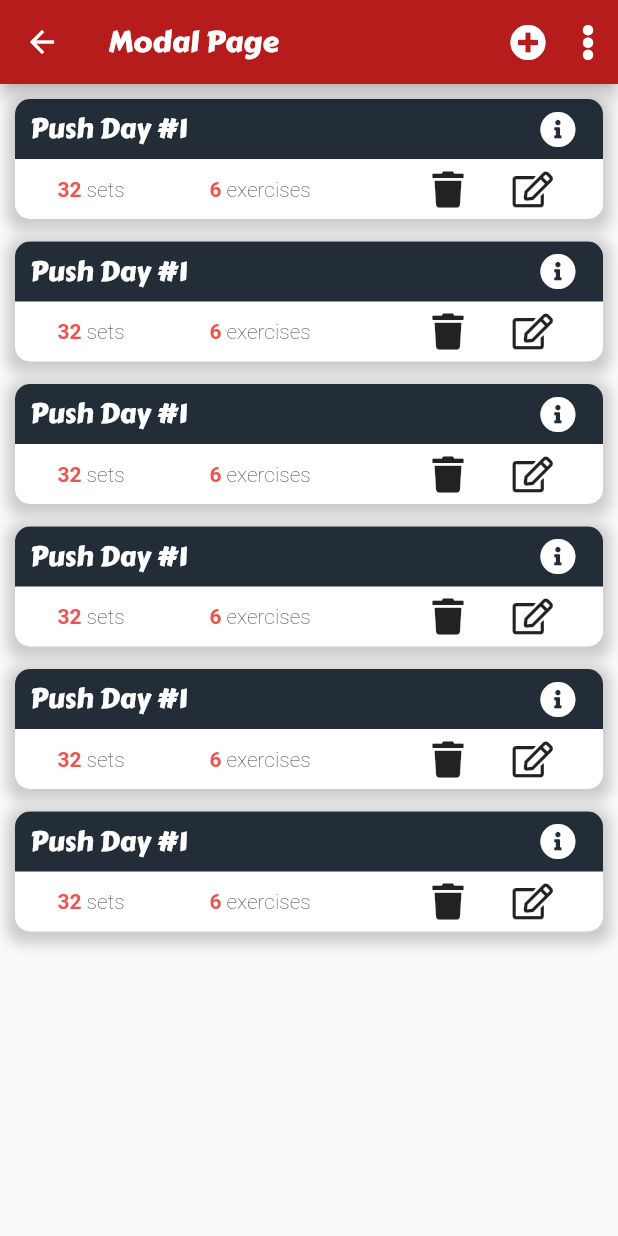
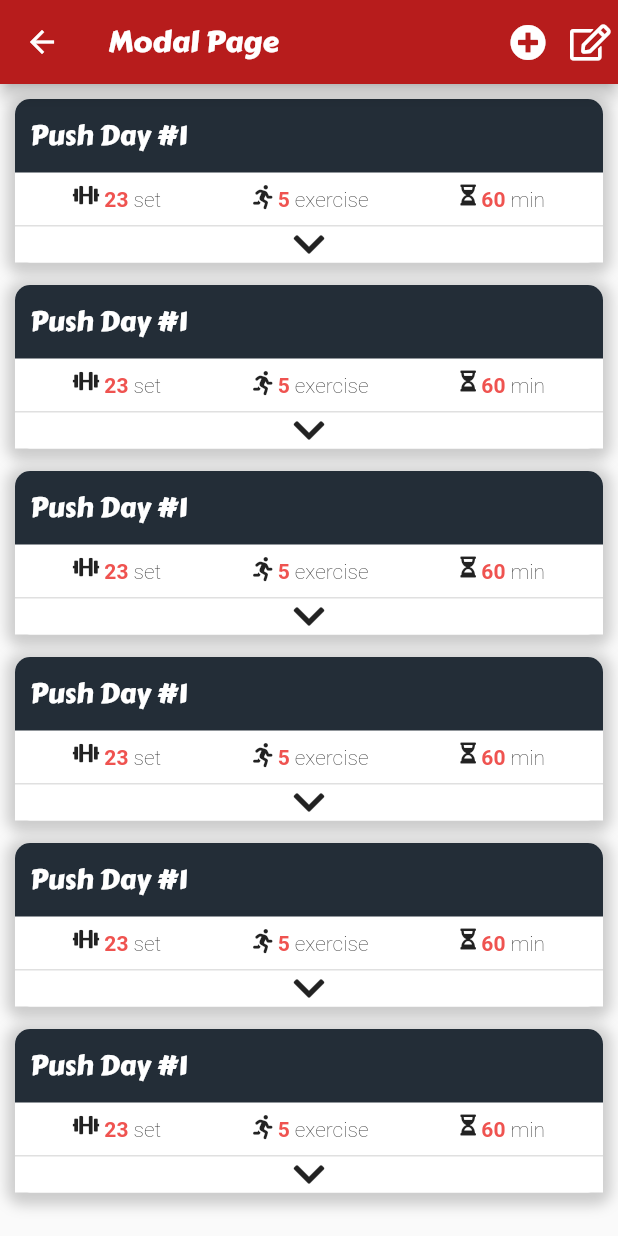
Before and after one commit to mcuv3/Tracktion, a Flutter app: the RoutinesScreen screen opened by its route, on a phone screen of 412 x 824 dp. Run offline on Flutter 3.47's test engine with Material 2 defaults, Android fonts, the phone set to English and light mode, and no system bars; our stand-ins replace bloc, connectivity, fl_chart, flutter_bloc, flutter_svg, font_awesome_flutter and 4 more; missing offline and left inert: flutter_clean_calendar, flutter_cupertino_date_picker; accounts and stored records are empty; generated files the repository leaves out were written again.

Commit message:
ui for routines and sets

```diff
--- a/lib/models/tables/Routines.dart
+++ b/lib/models/tables/Routines.dart
@@ -1,8 +1,8 @@
 import 'package:moor/moor.dart';
 import 'package:moor_flutter/moor_flutter.dart';
 
-enum CopyMethod { Previus, Smart, Manual }
-enum Level { Pro,Advance, Normal, Beginner }
+enum CopyMethod { Previus, Static, Smart, Percentage }
+enum Level { Pro, Advance, Normal, Beginner }
 
 class RoutineGroup extends Table {
   IntColumn get id => integer().autoIncrement()();
@@ -17,6 +17,7 @@ class Routine extends Table {
   IntColumn get groupId =>
       integer().customConstraint("NOT NULL REFERENCES grouproutines (id)")();
   TextColumn get name => text()();
+  IntColumn get duration => integer()();
   TextColumn get notes =>
       text().withLength(max: 155).withDefault(const Constant(""))();
 }
@@ -28,7 +29,8 @@ class RoutineSet extends Table {
       integer().customConstraint("NOT NULL REFERENCES exercises (id)")();
   IntColumn get routineId =>
       integer().customConstraint("NOT NULL REFERENCES routines (id)")();
-  IntColumn get reps => integer()();
+  IntColumn get series => integer().withDefault(const Constant(3))();
+  RealColumn get repmax => real().nullable()();
   IntColumn get copyMethod => intEnum<CopyMethod>()();
   IntColumn get targetRpe => integer()();
   TextColumn get notes =>
--- a/lib/screens/routine/routines-screen.dart
+++ b/lib/screens/routine/routines-screen.dart
@@ -2,6 +2,23 @@ import 'package:flutter/cupertino.dart';
 import 'package:flutter/material.dart';
 import 'package:font_awesome_flutter/font_awesome_flutter.dart';
 import 'package:tracktion/widgets/items/RoutineItem.dart';
+
+class RoutinesService extends InheritedWidget {
+  RoutinesService({Key key, this.child, this.editMode})
+      : super(key: key, child: child);
+
+  final Widget child;
+  final bool editMode;
+
+  static RoutinesService of(BuildContext context) {
+    return context.dependOnInheritedWidgetOfExactType<RoutinesService>();
+  }
+
+  @override
+  bool updateShouldNotify(RoutinesService oldWidget) {
+    return true;
+  }
+}
 
 class RoutinesScreen extends StatefulWidget {
   static const routeName = "/----";
@@ -13,14 +30,13 @@ class RoutinesScreen extends StatefulWidget {
 }
 
 class _RoutinesScreenState extends State<RoutinesScreen> {
-  @override
-  void initState() {
-    super.initState();
-  }
+  var editMode = false;
 
   @override
   Widget build(BuildContext rootContext) {
-    return Scaffold(
+    return RoutinesService(
+      editMode: editMode,
+      child: Scaffold(
         appBar: AppBar(
           title: Text('Modal Page'),
           actions: [
@@ -30,8 +46,12 @@ class _RoutinesScreenState extends State<RoutinesScreen> {
                 onPressed: () {}),
             IconButton(
                 visualDensity: VisualDensity.compact,
-              icon: FaIcon(FontAwesomeIcons.ellipsisV),
-              onPressed: () {}),
+                icon: FaIcon(FontAwesomeIcons.edit),
+                onPressed: () {
+                  setState(() {
+                    editMode = !editMode;
+                  });
+                }),
           ],
         ),
         body: SafeArea(
@@ -39,13 +59,17 @@ class _RoutinesScreenState extends State<RoutinesScreen> {
           child: Container(
             margin: EdgeInsets.all(10),
             child: ListView.separated(
-              itemBuilder: (context, i) => RoutineItem(),
+                itemBuilder: (context, i) => RoutineItem(
+                      key: Key(i.toString()),
+                      onTap: () {},
+                    ),
                 separatorBuilder: (context, i) => SizedBox(
                       height: 15,
                     ),
                 itemCount: 6),
           ),
         ),
+      ),
     );
   }
 }
--- a/lib/widgets/items/RoutineItem.dart
+++ b/lib/widgets/items/RoutineItem.dart
@@ -1,10 +1,38 @@
 import 'package:flutter/material.dart';
 import 'package:font_awesome_flutter/font_awesome_flutter.dart';
 import 'package:tracktion/colors/custom_colors.dart';
+import 'package:tracktion/models/tables/Routines.dart';
+import 'package:tracktion/screens/routine/routines-screen.dart';
+import 'package:tracktion/widgets/ui/IconDetail.dart';
 
-class RoutineItem extends StatelessWidget {
+class RoutineItem extends StatefulWidget {
   final Function onTap;
-  RoutineItem({this.onTap});
+  final Key key;
+  RoutineItem({@required this.key, @required this.onTap});
+
+  @override
+  _RoutineItemState createState() => _RoutineItemState();
+}
+
+class _RoutineItemState extends State<RoutineItem>
+    with TickerProviderStateMixin {
+  var isExpanded = false;
+
+  List<RoutineSet> sets = [
+    RoutineSet(),
+    RoutineSet(),
+    RoutineSet(),
+    RoutineSet(),
+    RoutineSet(),
+    RoutineSet(),
+    RoutineSet(),
+  ];
+
+  void expand() {
+    setState(() {
+      isExpanded = !isExpanded;
+    });
+  }
 
   @override
   Widget build(BuildContext context) {
@@ -24,13 +52,173 @@ class RoutineItem extends StatelessWidget {
       ),
       child: Column(
         children: [
-          Container(
+          RoutineHeader(
+            onNotes: () => expand(),
+          ),
+          RoutineDetails(),
+          if (isExpanded)
+            Divider(
+              thickness: 1,
+              height: 1,
+            ),
+          AnimatedSize(
+              key: widget.key,
+              duration: Duration(milliseconds: 400),
+              curve: Curves.easeOut,
+              vsync: this,
+              child: Container(
+                height: isExpanded ? ((sets.length) * 70.0) : null,
+                width: double.infinity,
+                child: Column(
+                  children: [
+                    if (isExpanded)
+                      Expanded(
+                          child: SetsRoutineItem(
+                        sets: sets,
+                      )),
+                    Material(
+                        color: Colors.white,
+                        child: Column(
+                          children: [
+                            Divider(
+                              thickness: 1,
+                              height: 1,
+                            ),
+                            InkWell(
+                              onTap: expand,
+                              highlightColor: Colors.white,
+                              child: Center(
+                                child: FaIcon(
+                                  isExpanded
+                                      ? FontAwesomeIcons.chevronUp
+                                      : FontAwesomeIcons.chevronDown,
+                                ),
+                              ),
+                            ),
+                          ],
+                        )),
+                  ],
+                ),
+              ))
+        ],
+      ),
+    );
+  }
+}
+
+class SetsRoutineItem extends StatelessWidget {
+  final List<RoutineSet> sets;
+
+  const SetsRoutineItem({
+    this.sets,
+    Key key,
+  }) : super(key: key);
+
+  @override
+  Widget build(BuildContext context) {
+    final editMode = RoutinesService.of(context).editMode;
+    return sets.length == 0
+        ? Center(child: Text("No sets added"))
+        : ListView(
+            shrinkWrap: true,
+            physics: ClampingScrollPhysics(),
+            children: ListTile.divideTiles(
+                color: Colors.red,
+                context: context,
+                tiles: sets.map((e) => ListTile(
+                    visualDensity: VisualDensity.compact,
+                    leading: FaIcon(FontAwesomeIcons.dumbbell,
+                        color: Theme.of(context).colorScheme.analysisLight),
+                    title: Text("Deadlift"),
+                    subtitle: Text("Type: Smart - RPE:8"),
+                    trailing: AnimatedOpacity(
+                      opacity: editMode ? 1.0 : 0.0,
+                      duration: Duration(milliseconds: 400),
+                      child: Container(
+                        width: 50,
+                        child: Row(
+                          children: [
+                            IconButton(
+                                icon: FaIcon(FontAwesomeIcons.times,
+                                    color: Theme.of(context)
+                                        .colorScheme
+                                        .routinesLight),
+                                onPressed: editMode ? () {} : null)
+                          ],
+                        ),
+                      ),
+                    )))).toList());
+  }
+}
+
+class SetRoutineItem extends StatelessWidget {
+  const SetRoutineItem({
+    Key key,
+  }) : super(key: key);
+
+  @override
+  Widget build(BuildContext context) {
+    return Text("Set 1");
+  }
+}
+
+class RoutineDetails extends StatelessWidget {
+  const RoutineDetails({
+    Key key,
+  }) : super(key: key);
+
+  @override
+  Widget build(BuildContext context) {
+    return Padding(
+      padding: const EdgeInsets.all(8.0),
+      child: Row(
+        mainAxisAlignment: MainAxisAlignment.spaceAround,
+        children: <Widget>[
+          IconDetail(
+            icon: FaIcon(
+              FontAwesomeIcons.dumbbell,
+              size: 14,
+            ),
+            lead: "23",
+            secondary: "set",
+          ),
+          IconDetail(
+            icon: FaIcon(
+              FontAwesomeIcons.running,
+              size: 16,
+            ),
+            lead: "5",
+            secondary: "exercise",
+          ),
+          IconDetail(
+            icon: FaIcon(
+              FontAwesomeIcons.hourglassHalf,
+              size: 14,
+            ),
+            lead: "60",
+            secondary: "min",
+          ),
+        ],
+      ),
+    );
+  }
+}
+
+class RoutineHeader extends StatelessWidget {
+  final Function() onNotes;
+
+  const RoutineHeader({Key key, this.onNotes}) : super(key: key);
+
+  @override
+  Widget build(BuildContext context) {
+    final editMode = RoutinesService.of(context).editMode;
+    return Container(
       decoration: BoxDecoration(
         borderRadius: BorderRadius.only(
             topLeft: Radius.circular(10), topRight: Radius.circular(10)),
         color: Theme.of(context).colorScheme.analysis,
       ),
-            padding: EdgeInsets.symmetric(horizontal: 10, vertical: 0),
+      padding: EdgeInsets.symmetric(horizontal: 10, vertical: 2),
       child: Row(
         mainAxisAlignment: MainAxisAlignment.spaceBetween,
         children: [
@@ -38,67 +226,50 @@ class RoutineItem extends StatelessWidget {
             "Push Day #1",
             style: TextStyle(color: Colors.white, fontSize: 18),
           ),
+          AnimatedOpacity(
+            duration: Duration(milliseconds: 400),
+            opacity: editMode ? 1.0 : 0.0,
+            child: Container(
+              height: 45,
+              child: Row(
+                children: [
                   IconButton(
                       visualDensity: VisualDensity.compact,
-                    icon: FaIcon(FontAwesomeIcons.infoCircle,
+                      icon: FaIcon(
+                        FontAwesomeIcons.trash,
+                        color: Colors.white,
+                      ),
+                      onPressed: editMode ? () {} : null),
+                  SizedBox(
+                    width: 5,
+                  ),
+                  IconButton(
+                      visualDensity: VisualDensity.compact,
+                      icon: FaIcon(
+                        FontAwesomeIcons.edit,
+                        color: Colors.white,
+                      ),
+                      onPressed: editMode ? () {} : null),
+                  SizedBox(
+                    width: 5,
+                  ),
+                  IconButton(
+                      visualDensity: VisualDensity.compact,
+                      icon: FaIcon(FontAwesomeIcons.commentDots,
                           color: Colors.white),
-                    onPressed: () {}),
+                      onPressed: editMode ? () {} : null),
+                  SizedBox(
+                    width: 5,
+                  ),
+                  IconButton(
+                      visualDensity: VisualDensity.compact,
+                      icon: FaIcon(FontAwesomeIcons.plusCircle,
+                          color: Colors.white),
+                      onPressed: editMode ? () {} : null),
                 ],
               ),
             ),
-          Row(
-            mainAxisAlignment: MainAxisAlignment.spaceAround,
-            children: <Widget>[
-              RichText(
-                  text: TextSpan(
-                      style: TextStyle(fontFamily: "CarterOne"),
-                      children: <TextSpan>[
-                    TextSpan(
-                        text: "32",
-                        style: TextStyle(
-                            color: Theme.of(context).colorScheme.routinesLight,
-                            fontWeight: FontWeight.bold)),
-                    TextSpan(
-                        text: " sets",
-                        style: TextStyle(
-                            color: Theme.of(context).colorScheme.exercise,
-                            fontWeight: FontWeight.w100)),
-                  ])),
-              RichText(
-                  text: TextSpan(
-                      style: TextStyle(fontFamily: "CarterOne"),
-                      children: <TextSpan>[
-                    TextSpan(
-                        text: "6",
-                        style: TextStyle(
-                            color: Theme.of(context).colorScheme.routinesLight,
-                            fontWeight: FontWeight.bold)),
-                    TextSpan(
-                        text: " exercises",
-                        style: TextStyle(
-                            color: Theme.of(context).colorScheme.exercise,
-                            fontWeight: FontWeight.w100)),
-                  ])),
-              Row(
-                children: [
-                  SizedBox(
-                    width: 15,
-                  ),
-                  IconButton(
-                      visualDensity: VisualDensity.compact,
-                      icon: FaIcon(FontAwesomeIcons.trash),
-                      onPressed: () {}),
-                  SizedBox(
-                    width: 15,
-                  ),
-                  IconButton(
-                      visualDensity: VisualDensity.compact,
-                      icon: FaIcon(FontAwesomeIcons.edit),
-                      onPressed: () {}),
-                ],
           )
-            ],
-          ),
         ],
       ),
     );
--- /dev/null
+++ b/lib/widgets/ui/IconDetail.dart
@@ -0,0 +1,31 @@
+import 'package:flutter/material.dart';
+import "package:tracktion/colors/custom_colors.dart";
+
+class IconDetail extends StatelessWidget {
+  final Widget icon;
+  final String lead;
+  final String secondary;
+
+  const IconDetail({Key key, this.icon, this.lead, this.secondary})
+      : super(key: key);
+
+  @override
+  Widget build(BuildContext context) {
+    return RichText(
+        textAlign: TextAlign.center,
+        text: TextSpan(style: TextStyle(fontFamily: "CarterOne"), children: [
+          WidgetSpan(alignment: PlaceholderAlignment.top, child: icon),
+          TextSpan(
+              text: " $lead",
+              style: TextStyle(
+                  color: Theme.of(context).colorScheme.routinesLight,
+                  fontWeight: FontWeight.bold)),
+          if (secondary != null)
+            TextSpan(
+                text: " $secondary",
+                style: TextStyle(
+                    color: Theme.of(context).colorScheme.exercise,
+                    fontWeight: FontWeight.w100)),
+        ]));
+  }
+}
```
Lines whose indentation alone changed are shown as unchanged.
